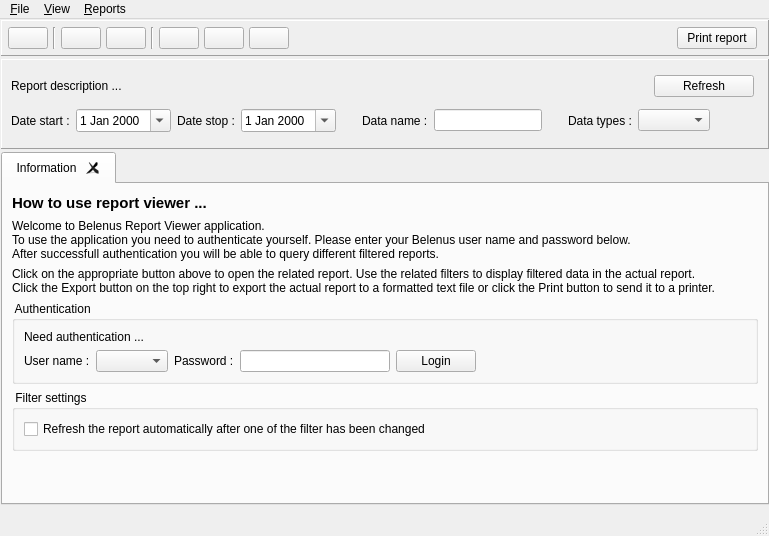
Before: the Qt Designer form viewer/wndmain.ui in tbikfalvi/Belenus, drawn with Qt 5.
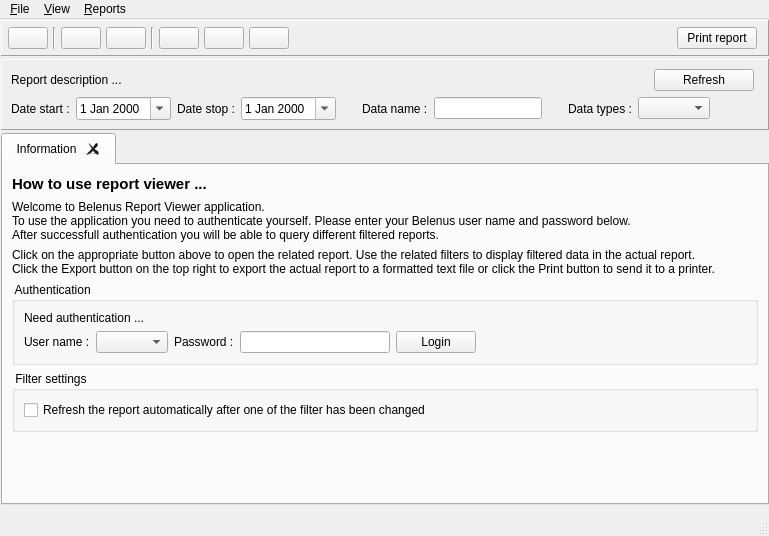
After: the same form once the commit is applied.

What changed in the file:
```diff
--- a/viewer/wndmain.ui
+++ b/viewer/wndmain.ui
@@ -205,7 +205,7 @@
       <property name="minimumSize">
        <size>
         <width>0</width>
-        <height>90</height>
+        <height>30</height>
        </size>
       </property>
       <property name="frameShape">
```
Left out of the diff: 18 changed lines with no effect on the pictures.
